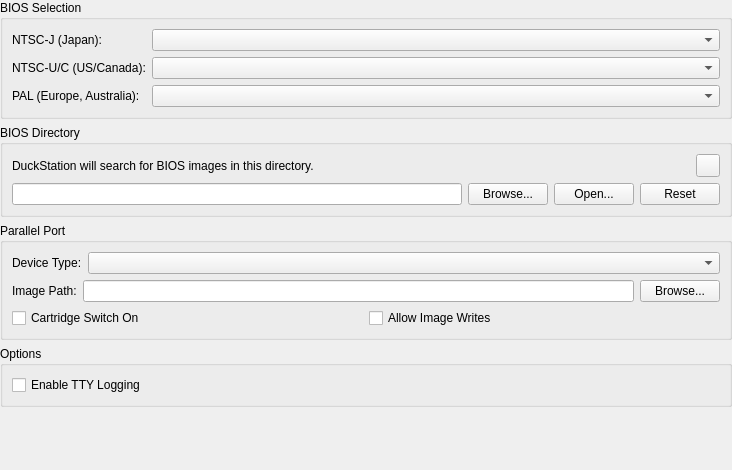
The window that src/duckstation-qt/biossettingswidget.ui (kofxi3584karlayang/duckstation) describes before a commit, drawn with Qt 5.
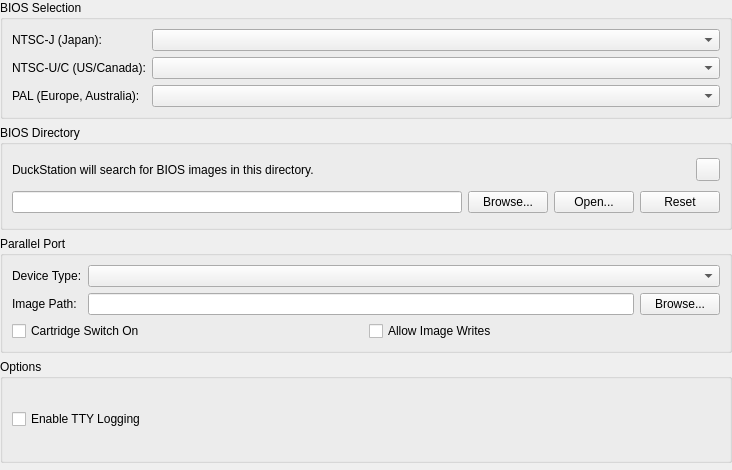
The same window after the commit. Icons and pictures are not drawn.

Commit message: Qt: Further polish the layout of some widgets (#3427)

Diff of the .ui file:
```diff
--- a/src/duckstation-qt/biossettingswidget.ui
+++ b/src/duckstation-qt/biossettingswidget.ui
@@ -145,7 +145,7 @@
      <property name="title">
       <string>Parallel Port</string>
      </property>
-     <layout class="QGridLayout" name="gridLayout_4" columnstretch="0,1">
+     <layout class="QGridLayout" name="gridLayout_4">
       <item row="0" column="0">
        <widget class="QLabel" name="label_3">
         <property name="text">
@@ -153,31 +153,34 @@
         </property>
        </widget>
       </item>
-      <item row="0" column="1">
-       <widget class="QComboBox" name="pioDeviceType"/>
+      <item row="0" column="1" colspan="2">
+       <widget class="QComboBox" name="pioDeviceType">
+        <property name="sizePolicy">
+         <sizepolicy hsizetype="Expanding" vsizetype="Fixed">
+          <horstretch>0</horstretch>
+          <verstretch>0</verstretch>
+         </sizepolicy>
+        </property>
+       </widget>
       </item>
-      <item row="1" column="0" colspan="2">
-       <layout class="QHBoxLayout" name="horizontalLayout_3" stretch="0,1,0">
-        <item>
+      <item row="1" column="0">
          <widget class="QLabel" name="pioImagePathLabel">
           <property name="text">
            <string>Image Path:</string>
           </property>
          </widget>
         </item>
-        <item>
+      <item row="1" column="1">
          <widget class="QLineEdit" name="pioImagePath"/>
         </item>
-        <item>
+      <item row="1" column="2">
          <widget class="QPushButton" name="pioImagePathBrowse">
           <property name="text">
            <string>Browse...</string>
           </property>
          </widget>
         </item>
-       </layout>
-      </item>
-      <item row="2" column="0" colspan="2">
+      <item row="2" column="0" colspan="3">
        <layout class="QGridLayout" name="gridLayout_3">
         <item row="0" column="0">
          <widget class="QCheckBox" name="pioSwitchActive">
@@ -219,12 +222,6 @@
      <property name="orientation">
       <enum>Qt::Orientation::Vertical</enum>
      </property>
-     <property name="sizeHint" stdset="0">
-      <size>
-       <width>20</width>
-       <height>1</height>
-      </size>
-     </property>
     </spacer>
    </item>
   </layout>
```
Lines whose indentation alone changed are shown as unchanged. The commit also changes 4 other files.
